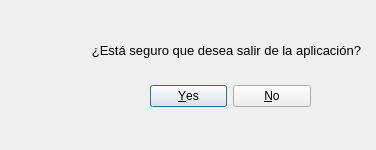
This is vensalir.ui in JaviusssBesi/BESADAPEREZ as Qt 5 draws it before an edit. The edited form follows.
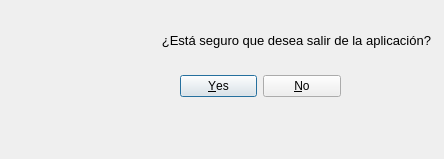
This is the edited form. Icons and pictures are not drawn.

```diff
--- a/vensalir.ui
+++ b/vensalir.ui
@@ -6,8 +6,8 @@
    <rect>
     <x>0</x>
     <y>0</y>
-    <width>376</width>
-    <height>150</height>
+    <width>444</width>
+    <height>159</height>
    </rect>
   </property>
   <property name="windowTitle">
@@ -19,8 +19,8 @@
   <widget class="QDialogButtonBox" name="btnBoxSalir">
    <property name="geometry">
     <rect>
-     <x>150</x>
-     <y>80</y>
+     <x>180</x>
+     <y>70</y>
      <width>161</width>
      <height>32</height>
     </rect>
@@ -39,8 +39,8 @@
    <property name="geometry">
     <rect>
      <x>90</x>
-     <y>40</y>
-     <width>271</width>
+     <y>30</y>
+     <width>341</width>
      <height>21</height>
     </rect>
    </property>
@@ -65,7 +65,7 @@
    <property name="geometry">
     <rect>
      <x>20</x>
-     <y>40</y>
+     <y>70</y>
      <width>51</width>
      <height>51</height>
     </rect>
```
